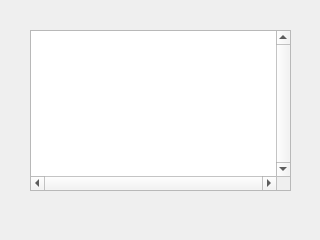
Above: consoleoutput.ui from abcucberkeley/PetaKit5D-GUI before the change. Below: the same form after it.
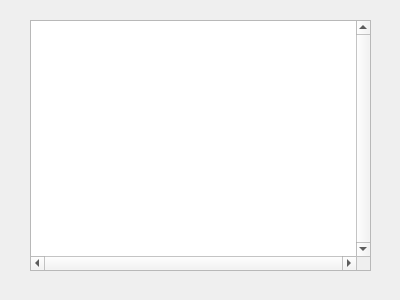
That is the form after the change.

```diff
--- a/consoleoutput.ui
+++ b/consoleoutput.ui
@@ -6,8 +6,8 @@
    <rect>
     <x>0</x>
     <y>0</y>
-    <width>320</width>
-    <height>240</height>
+    <width>400</width>
+    <height>300</height>
    </rect>
   </property>
   <property name="windowTitle">
@@ -17,9 +17,9 @@
    <property name="geometry">
     <rect>
      <x>30</x>
-     <y>30</y>
-     <width>261</width>
-     <height>161</height>
+     <y>20</y>
+     <width>341</width>
+     <height>251</height>
     </rect>
    </property>
    <property name="verticalScrollBarPolicy">
```
Left out of the diff: 2 changed lines with no effect on the pictures.
